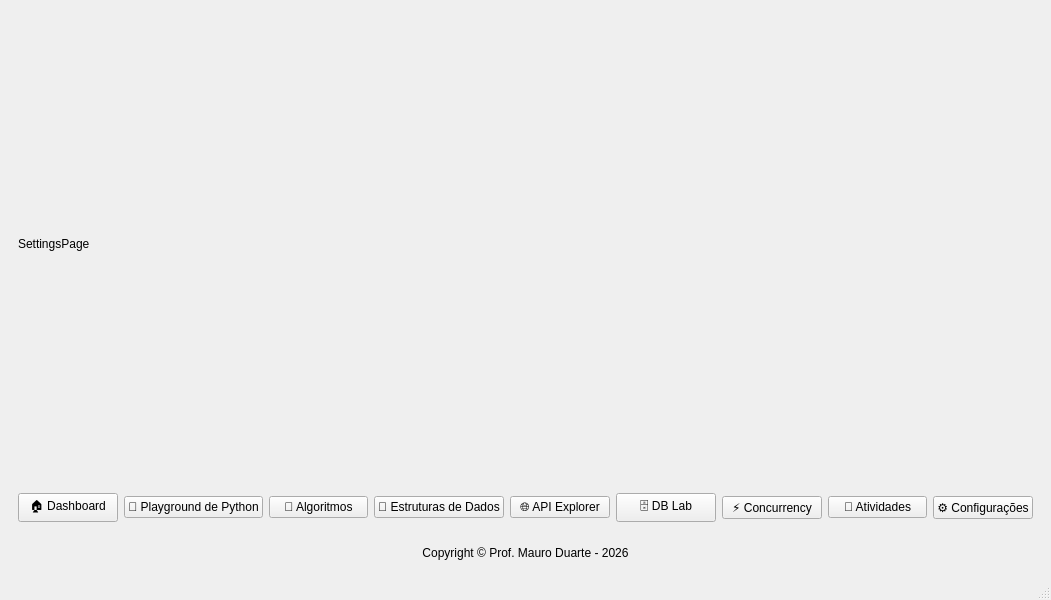
Above: src/prisma/ui/main_window.ui from profmauroduarte/prisma before the change. Below: the same form after it.
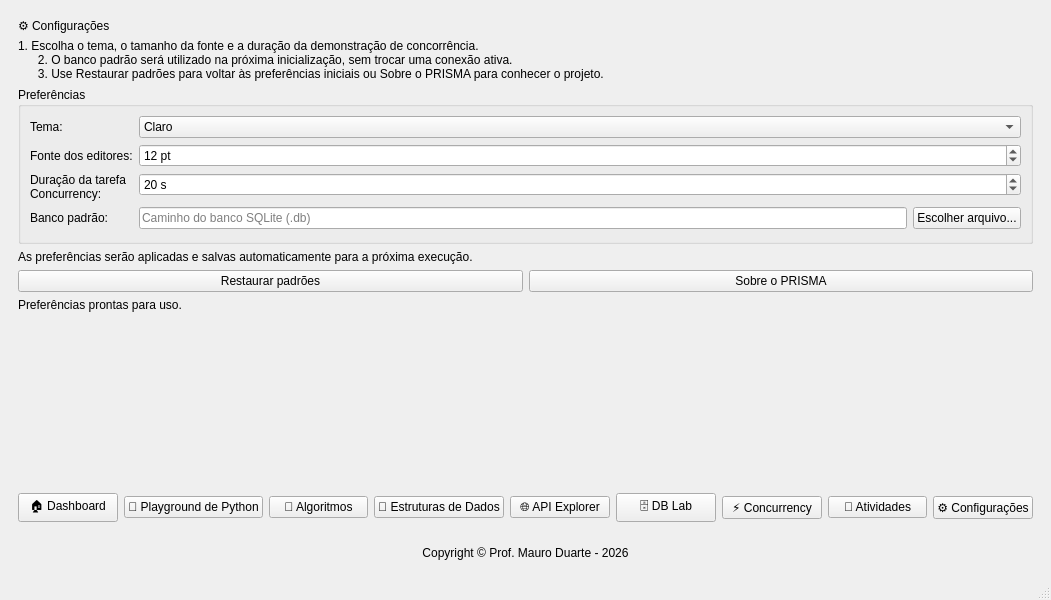
That is the form after the change. The open tabs and pages were chosen to show the change. Custom widgets are drawn as their Qt base class.

Commit message: feat: implementações finais, tarefas, concurrency, configurações, design final

The edit to the form file:
```diff
--- a/src/prisma/ui/main_window.ui
+++ b/src/prisma/ui/main_window.ui
@@ -156,10 +156,195 @@
         <item>
          <widget class="QLabel" name="label_8">
           <property name="text">
-           <string>SettingsPage</string>
+           <string>⚙️ Configurações</string>
           </property>
+          <property name="wordWrap">
+           <bool>true</bool>
+          </property>
          </widget>
         </item>
+        <item>
+         <widget class="QLabel" name="settingsTutorialLabel">
+          <property name="text">
+           <string>1. Escolha o tema, o tamanho da fonte e a duração da demonstração de concorrência.
+      2. O banco padrão será utilizado na próxima inicialização, sem trocar uma conexão ativa.
+      3. Use Restaurar padrões para voltar às preferências iniciais ou Sobre o PRISMA para conhecer o projeto.</string>
+          </property>
+          <property name="wordWrap">
+           <bool>true</bool>
+          </property>
+         </widget>
+        </item>
+        <item>
+         <widget class="QGroupBox" name="settingsPreferencesGroup">
+          <property name="title">
+           <string>Preferências</string>
+          </property>
+          <layout class="QFormLayout" name="settingsFormLayout">
+           <item row="0" column="0">
+            <widget class="QLabel" name="settingsFieldLabel0">
+             <property name="text">
+              <string>Tema:</string>
+             </property>
+             <property name="wordWrap">
+              <bool>true</bool>
+             </property>
+            </widget>
+           </item>
+           <item row="0" column="1">
+            <widget class="QComboBox" name="settingsThemeComboBox">
+             <item>
+              <property name="text">
+               <string>Claro</string>
+              </property>
+             </item>
+             <item>
+              <property name="text">
+               <string>Escuro</string>
+              </property>
+             </item>
+            </widget>
+           </item>
+           <item row="1" column="0">
+            <widget class="QLabel" name="settingsFieldLabel1">
+             <property name="text">
+              <string>Fonte dos editores:</string>
+             </property>
+             <property name="wordWrap">
+              <bool>true</bool>
+             </property>
+            </widget>
+           </item>
+           <item row="1" column="1">
+            <widget class="QSpinBox" name="settingsFontSizeSpinBox">
+             <property name="suffix">
+              <string> pt</string>
+             </property>
+             <property name="minimum">
+              <number>8</number>
+             </property>
+             <property name="maximum">
+              <number>24</number>
+             </property>
+             <property name="value">
+              <number>12</number>
+             </property>
+            </widget>
+           </item>
+           <item row="2" column="0">
+            <widget class="QLabel" name="settingsFieldLabel2">
+             <property name="sizePolicy">
+              <sizepolicy hsizetype="Expanding" vsizetype="MinimumExpanding">
+               <horstretch>0</horstretch>
+               <verstretch>0</verstretch>
+              </sizepolicy>
+             </property>
+             <property name="text">
+              <string>Duração da tarefa Concurrency:</string>
+             </property>
+             <property name="wordWrap">
+              <bool>true</bool>
+             </property>
+            </widget>
+           </item>
+           <item row="2" column="1">
+            <widget class="QSpinBox" name="settingsTaskDurationSpinBox">
+             <property name="suffix">
+              <string> s</string>
+             </property>
+             <property name="minimum">
+              <number>5</number>
+             </property>
+             <property name="maximum">
+              <number>30</number>
+             </property>
+             <property name="value">
+              <number>20</number>
+             </property>
+            </widget>
+           </item>
+           <item row="3" column="0">
+            <widget class="QLabel" name="settingsFieldLabel3">
+             <property name="text">
+              <string>Banco padrão:</string>
+             </property>
+             <property name="wordWrap">
+              <bool>true</bool>
+             </property>
+            </widget>
+           </item>
+           <item row="3" column="1">
+            <layout class="QHBoxLayout" name="settingsDatabaseLayout">
+             <item>
+              <widget class="QLineEdit" name="settingsDatabasePathInput">
+               <property name="placeholderText">
+                <string>Caminho do banco SQLite (.db)</string>
+               </property>
+              </widget>
+             </item>
+             <item>
+              <widget class="QPushButton" name="settingsBrowseDatabaseButton">
+               <property name="text">
+                <string>Escolher arquivo...</string>
+               </property>
+              </widget>
+             </item>
+            </layout>
+           </item>
+          </layout>
+         </widget>
+        </item>
+        <item>
+         <widget class="QLabel" name="settingsPersistenceLabel">
+          <property name="text">
+           <string>As preferências serão aplicadas e salvas automaticamente para a próxima execução.</string>
+          </property>
+          <property name="wordWrap">
+           <bool>true</bool>
+          </property>
+         </widget>
+        </item>
+        <item>
+         <layout class="QHBoxLayout" name="settingsButtonsLayout">
+          <item>
+           <widget class="QPushButton" name="settingsRestoreButton">
+            <property name="text">
+             <string>Restaurar padrões</string>
+            </property>
+           </widget>
+          </item>
+          <item>
+           <widget class="QPushButton" name="settingsAboutButton">
+            <property name="text">
+             <string>Sobre o PRISMA</string>
+            </property>
+           </widget>
+          </item>
+         </layout>
+        </item>
+        <item>
+         <widget class="QLabel" name="settingsStatusLabel">
+          <property name="text">
+           <string>Preferências prontas para uso.</string>
+          </property>
+          <property name="wordWrap">
+           <bool>true</bool>
+          </property>
+         </widget>
+        </item>
+        <item>
+         <spacer name="settingsVerticalSpacer">
+          <property name="orientation">
+           <enum>Qt::Orientation::Vertical</enum>
+          </property>
+          <property name="sizeHint" stdset="0">
+           <size>
+            <width>20</width>
+            <height>40</height>
+           </size>
+          </property>
+         </spacer>
+        </item>
        </layout>
       </widget>
       <widget class="QWidget" name="algorithmsPage">
```
Left out of the diff: 319 changed lines with no effect on the pictures. The commit also changes 21 other files.
